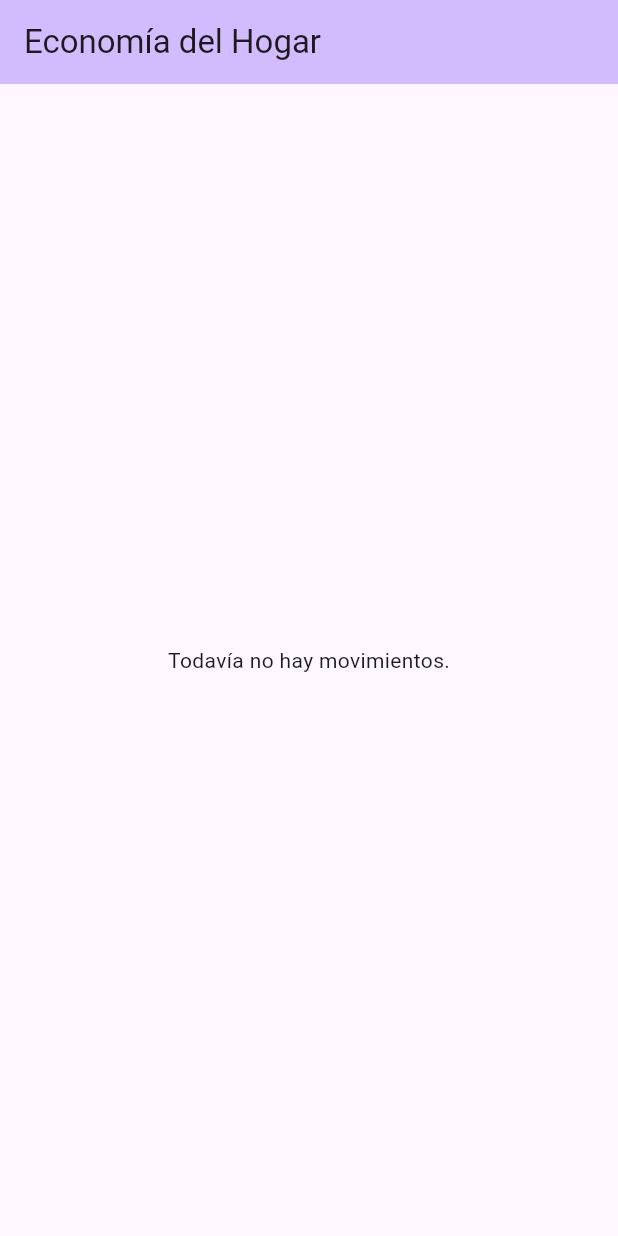
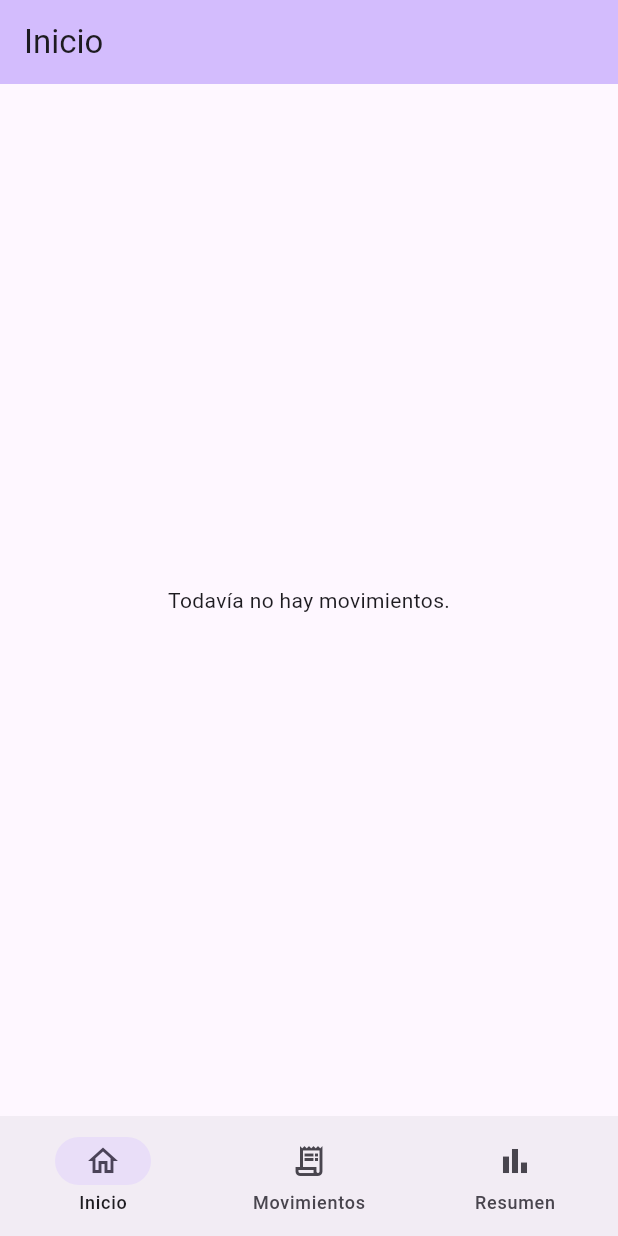
Before and after one commit to anadonleandro/economia_hogar, a Flutter app: the screen it shows after launch, on a phone screen of 412 x 824 dp. Run offline on Flutter 3.47's test engine with Material 3 defaults, Android fonts, the phone set to English and light mode, and no system bars.

Commit message:
feat: agregar navegación principal

```diff
--- a/lib/main.dart
+++ b/lib/main.dart
@@ -1,4 +1,6 @@
 import 'package:flutter/material.dart';
+
+import 'screens/app_shell.dart';
 
 void main() {
   runApp(const MyApp());
@@ -12,24 +14,7 @@ class MyApp extends StatelessWidget {
     return MaterialApp(
       title: 'Economía del Hogar',
       theme: ThemeData(colorScheme: .fromSeed(seedColor: Colors.deepPurple)),
-      home: const MyHomePage(title: 'Economía del Hogar'),
+      home: const AppShell(),
     );
   }
 }
-
-class MyHomePage extends StatelessWidget {
-  const MyHomePage({super.key, required this.title});
-
-  final String title;
-
-  @override
-  Widget build(BuildContext context) {
-    return Scaffold(
-      appBar: AppBar(
-        backgroundColor: Theme.of(context).colorScheme.inversePrimary,
-        title: Text(title),
-      ),
-      body: const Center(child: Text('Todavía no hay movimientos.')),
-    );
-  }
-}
--- /dev/null
+++ b/lib/screens/app_shell.dart
@@ -0,0 +1,59 @@
+import 'package:flutter/material.dart';
+
+import 'home_screen.dart';
+import 'movements_screen.dart';
+import 'summary_screen.dart';
+
+class AppShell extends StatefulWidget {
+  const AppShell({super.key});
+
+  @override
+  State<AppShell> createState() => _AppShellState();
+}
+
+class _AppShellState extends State<AppShell> {
+  int _selectedIndex = 0;
+
+  static const List<String> _titles = ['Inicio', 'Movimientos', 'Resumen'];
+
+  static const List<Widget> _screens = [
+    HomeScreen(),
+    MovementsScreen(),
+    SummaryScreen(),
+  ];
+
+  void _selectDestination(int index) {
+    setState(() {
+      _selectedIndex = index;
+    });
+  }
+
+  @override
+  Widget build(BuildContext context) {
+    return Scaffold(
+      appBar: AppBar(
+        backgroundColor: Theme.of(context).colorScheme.inversePrimary,
+        title: Text(_titles[_selectedIndex]),
+      ),
+      body: _screens[_selectedIndex],
+      bottomNavigationBar: NavigationBar(
+        selectedIndex: _selectedIndex,
+        onDestinationSelected: _selectDestination,
+        destinations: const [
+          NavigationDestination(
+            icon: Icon(Icons.home_outlined),
+            label: 'Inicio',
+          ),
+          NavigationDestination(
+            icon: Icon(Icons.receipt_long_outlined),
+            label: 'Movimientos',
+          ),
+          NavigationDestination(
+            icon: Icon(Icons.bar_chart_outlined),
+            label: 'Resumen',
+          ),
+        ],
+      ),
+    );
+  }
+}
--- /dev/null
+++ b/lib/screens/home_screen.dart
@@ -0,0 +1,10 @@
+import 'package:flutter/material.dart';
+
+class HomeScreen extends StatelessWidget {
+  const HomeScreen({super.key});
+
+  @override
+  Widget build(BuildContext context) {
+    return const Center(child: Text('Todavía no hay movimientos.'));
+  }
+}
```
Also changed, not shown: lib/screens/movements_screen.dart (added, +10 -0 lines), lib/screens/summary_screen.dart (added, +10 -0 lines), 1 other file.
